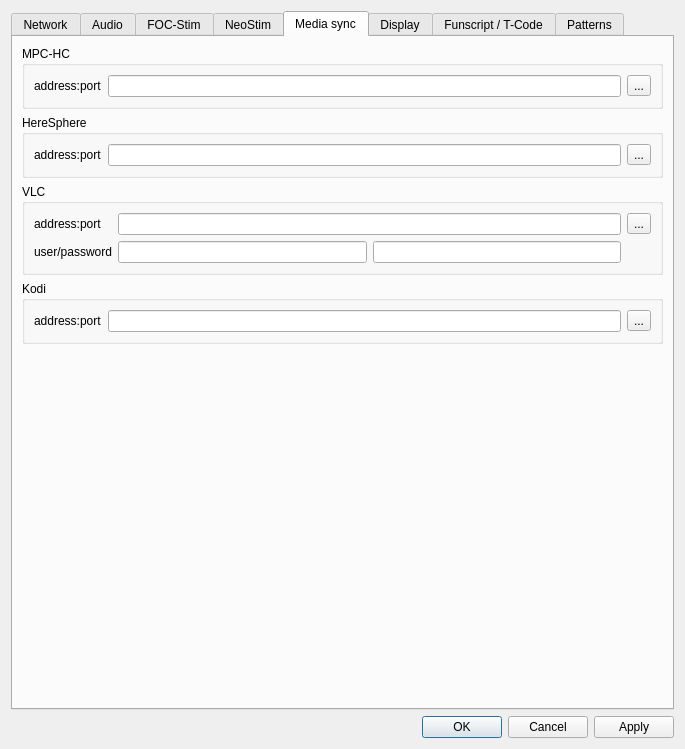
Old version of the form designer/preferencesdialog.ui in the repository diglet48/restim.
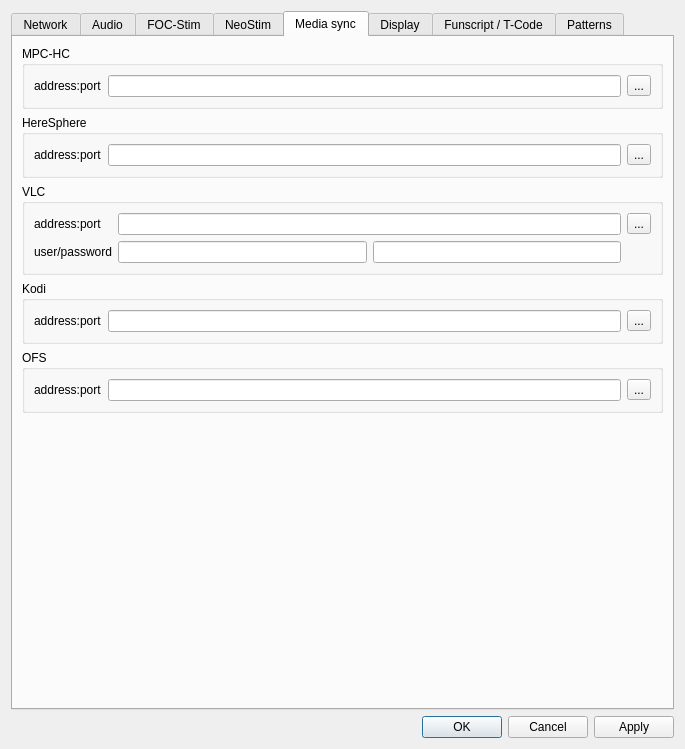
New version of the form. The open tabs and pages were chosen to show the change. Icons and pictures are not drawn. Custom widgets are drawn as their Qt base class.

What changed in the file:
```diff
--- a/designer/preferencesdialog.ui
+++ b/designer/preferencesdialog.ui
@@ -836,6 +836,36 @@
          </layout>
         </widget>
        </item>
+       <item>
+        <widget class="QGroupBox" name="groupBox_12">
+         <property name="title">
+          <string>OFS</string>
+         </property>
+         <layout class="QGridLayout" name="gridLayout_8">
+          <item row="0" column="0">
+           <widget class="QLabel" name="label_36">
+            <property name="text">
+             <string>address:port</string>
+            </property>
+           </widget>
+          </item>
+          <item row="0" column="1">
+           <widget class="QLineEdit" name="ofs_address"/>
+          </item>
+          <item row="0" column="2">
+           <widget class="QToolButton" name="ofs_reload">
+            <property name="text">
+             <string>...</string>
+            </property>
+            <property name="icon">
+             <iconset resource="../resources/restim.qrc">
+              <normaloff>:/restim/arrow-round_poly.svg</normaloff>:/restim/arrow-round_poly.svg</iconset>
+            </property>
+           </widget>
+          </item>
+         </layout>
+        </widget>
+       </item>
        <item>
         <spacer name="verticalSpacer_6">
          <property name="orientation">
```
